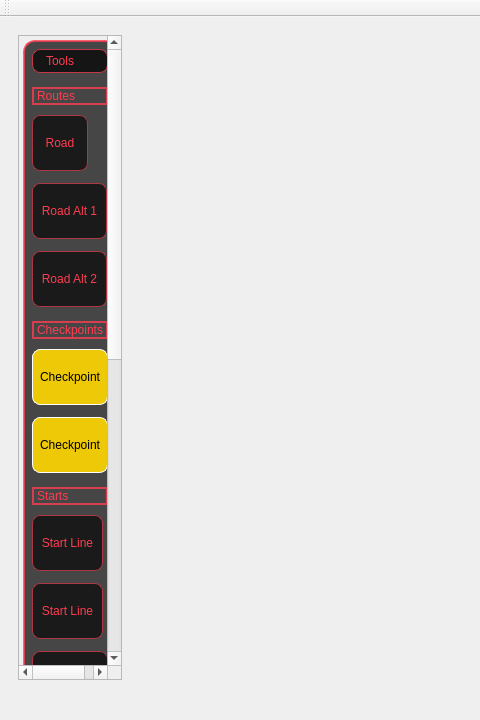
Above: editor/EditorGame.ui from Manupenalva/need-for-speed-cpp before the change; both pictures show x 0 to 480 and y 0 to 720 of the 1280 by 720 pixel window. Below: the same form after it.
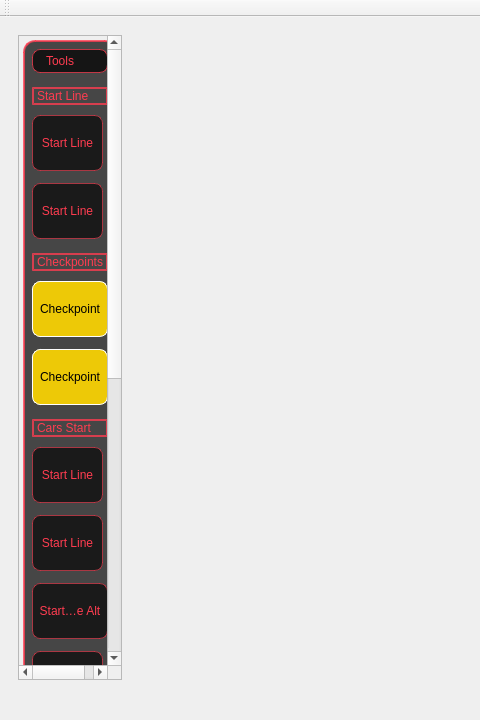
That is the form after the change. The open tabs and pages were chosen to show the change. Icons and pictures are not drawn. Custom widgets are drawn as their Qt base class.

Diff of the .ui file:
```diff
--- a/editor/EditorGame.ui
+++ b/editor/EditorGame.ui
@@ -250,7 +250,7 @@
     margin-bottom: 2px;</string>
                 </property>
                 <property name="text">
-                 <string>Routes</string>
+                 <string>Start Line</string>
                 </property>
                </widget>
               </item>
@@ -288,7 +288,7 @@
 </string>
                 </property>
                 <property name="text">
-                 <string>Road</string>
+                 <string>Start Line</string>
                 </property>
                 <property name="icon">
                  <iconset>
@@ -300,9 +300,6 @@
                   <height>48</height>
                  </size>
                 </property>
-                <property name="toolButtonStyle">
-                 <enum>Qt::ToolButtonIconOnly</enum>
-                </property>
                </widget>
               </item>
               <item>
@@ -339,62 +336,11 @@
 </string>
                 </property>
                 <property name="text">
-                 <string>Road Alt 1</string>
+                 <string>Start Line</string>
                 </property>
                 <property name="icon">
                  <iconset>
-                  <normaloff>:/imgs/road1.png</normaloff>:/imgs/road1.png</iconset>
-                </property>
-                <property name="iconSize">
-                 <size>
-                  <width>48</width>
-                  <height>48</height>
-                 </size>
-                </property>
-                <property name="toolButtonStyle">
-                 <enum>Qt::ToolButtonIconOnly</enum>
-                </property>
-               </widget>
-              </item>
-              <item>
-               <widget class="QToolButton" name="toolRoad2">
-                <property name="minimumSize">
-                 <size>
-                  <width>64</width>
-                  <height>64</height>
-                 </size>
-                </property>
-                <property name="styleSheet">
-                 <string notr="true">QToolButton {
-    background-color: rgba(0, 0, 0, 160);          
-    border: 1px solid rgba(255, 60, 80, 150);    
-    border-radius: 8px;
-    padding: 4px;
-    icon-size: 32px;                               
-}
-
-QToolButton:hover {
-    background-color: rgba(255, 60, 80, 40);
-    border: 1px solid rgb(255, 60, 80);
-}
-
-QToolButton:checked {
-    background-color: rgba(255, 60, 80, 120);
-    border: 2px solid rgb(255, 255, 255);
-}
-
-QToolButton {
-    color: rgb(255, 60, 80);
-    font: 700 10pt &quot;Ubuntu Sans&quot;;
-}
-</string>
-                </property>
-                <property name="text">
-                 <string>Road Alt 2</string>
-                </property>
-                <property name="icon">
-                 <iconset>
-                  <normaloff>:/imgs/road2.png</normaloff>:/imgs/road2.png</iconset>
+                  <normaloff>:/imgs/startline.png</normaloff>:/imgs/startline.png</iconset>
                 </property>
                 <property name="iconSize">
                  <size>
@@ -536,7 +482,7 @@
     margin-bottom: 2px;</string>
                 </property>
                 <property name="text">
-                 <string>Starts</string>
+                 <string>Cars Start</string>
                 </property>
                </widget>
               </item>
```
Left out of the diff: 14 changed lines with no effect on the pictures.
